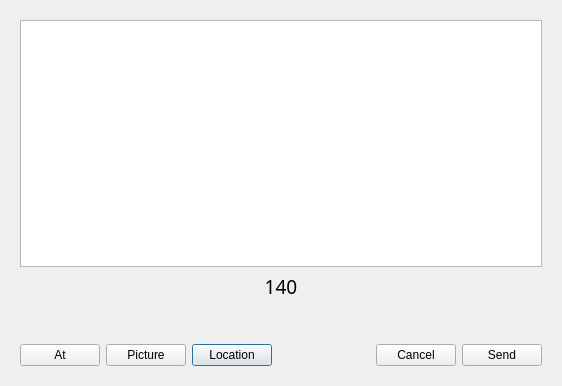
The window that ui/NewpostWindow.ui (WeCase/WeCase) describes before a commit, drawn with Qt 5.
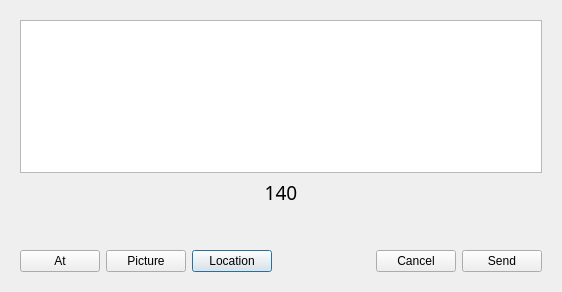
The same window after the commit.

Commit message: 调整发微博窗口大小

Patch:
```diff
--- a/ui/NewpostWindow.ui
+++ b/ui/NewpostWindow.ui
@@ -7,7 +7,7 @@
     <x>0</x>
     <y>0</y>
     <width>562</width>
-    <height>386</height>
+    <height>292</height>
    </rect>
   </property>
   <property name="windowTitle">
```
Left out of the diff: 20 changed lines with no effect on the pictures. The commit also changes 1 other file.
